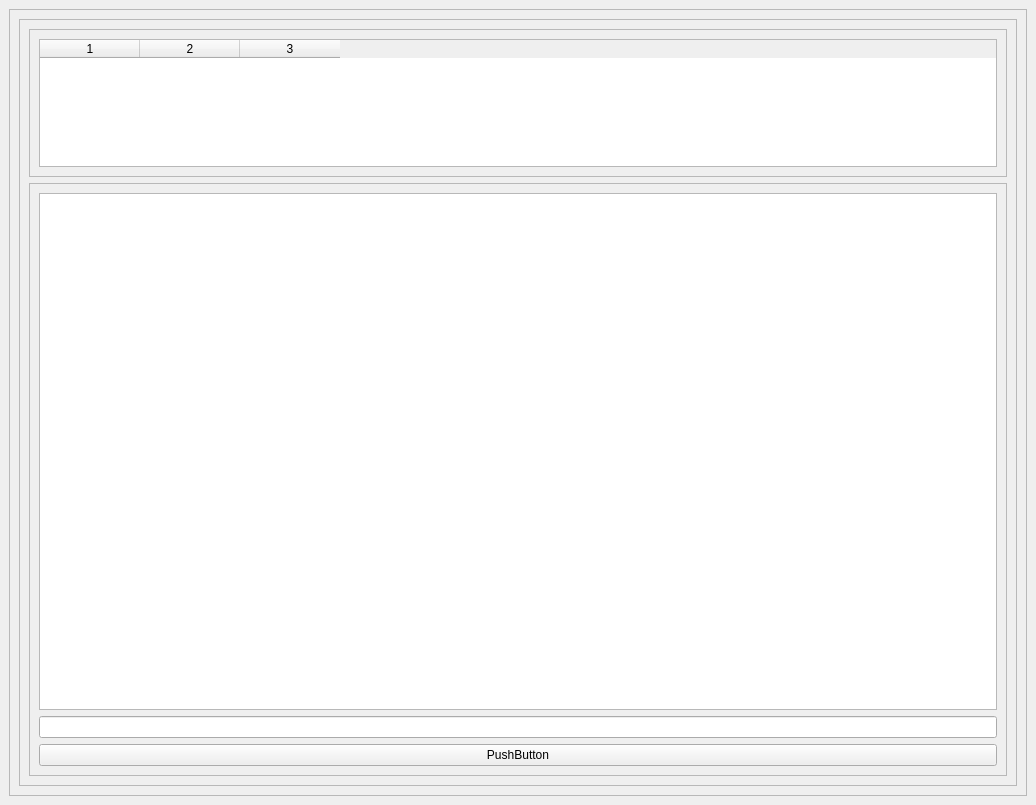
Qt form zcilent/main.ui (Hakan-Kocaman/Chess_Game_Computer_Networks) before a commit.
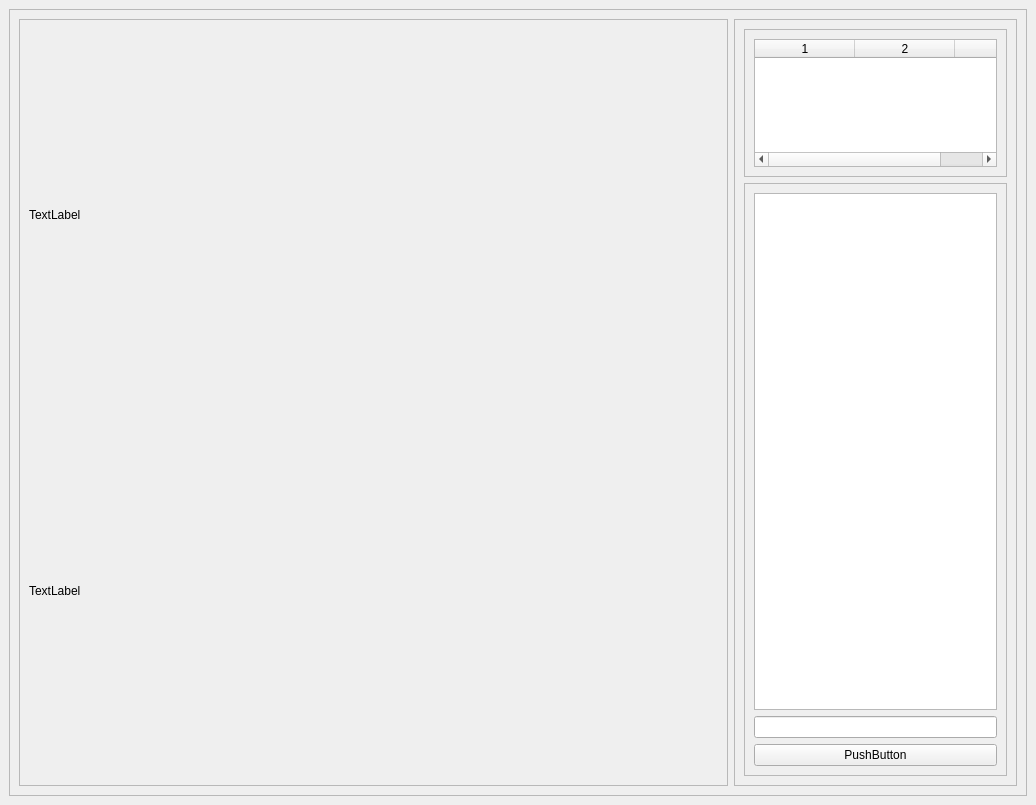
The same form after that commit.

Commit message: Fix piece movement placement and update UI labels

```diff
--- a/zcilent/main.ui
+++ b/zcilent/main.ui
@@ -25,11 +25,37 @@
       </property>
       <layout class="QHBoxLayout" name="horizontalLayout_4" stretch="5,2">
        <item>
+        <widget class="QFrame" name="frame_5">
+         <property name="frameShape">
+          <enum>QFrame::Shape::StyledPanel</enum>
+         </property>
+         <property name="frameShadow">
+          <enum>QFrame::Shadow::Raised</enum>
+         </property>
+         <layout class="QVBoxLayout" name="verticalLayout_3" stretch="1,99,1">
+          <item>
+           <widget class="QLabel" name="label_2">
+            <property name="text">
+             <string>TextLabel</string>
+            </property>
+           </widget>
+          </item>
+          <item>
         <layout class="QGridLayout" name="gridLayout_4">
          <property name="spacing">
           <number>0</number>
          </property>
         </layout>
+          </item>
+          <item>
+           <widget class="QLabel" name="label">
+            <property name="text">
+             <string>TextLabel</string>
+            </property>
+           </widget>
+          </item>
+         </layout>
+        </widget>
        </item>
        <item>
         <widget class="QFrame" name="frame_2">
```
Lines whose indentation alone changed are shown as unchanged. The commit also changes 3 other files.
